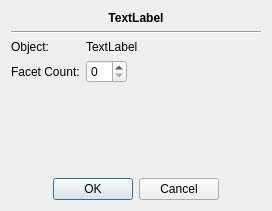
Qt form src/gui/dialogs/facet_object.ui (cppd/math) before a commit.
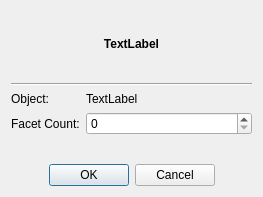
The same form after that commit.

Commit message: object dialogs

Diff of the .ui file:
```diff
--- a/src/gui/dialogs/facet_object.ui
+++ b/src/gui/dialogs/facet_object.ui
@@ -6,8 +6,8 @@
    <rect>
     <x>0</x>
     <y>0</y>
-    <width>272</width>
-    <height>211</height>
+    <width>263</width>
+    <height>197</height>
    </rect>
   </property>
   <property name="windowTitle">
@@ -18,7 +18,6 @@
     <widget class="QLabel" name="label_space">
      <property name="font">
       <font>
-       <weight>75</weight>
        <bold>true</bold>
       </font>
      </property>
@@ -38,8 +37,6 @@
     </widget>
    </item>
    <item>
-    <layout class="QHBoxLayout" name="horizontalLayout">
-     <item>
       <layout class="QFormLayout" name="formLayout">
        <item row="0" column="0">
         <widget class="QLabel" name="label_2">
@@ -66,54 +63,9 @@
         </widget>
        </item>
        <item row="1" column="1">
-        <layout class="QHBoxLayout" name="horizontalLayout_2">
-         <item>
           <widget class="QSpinBox" name="spinBox_facet_count"/>
          </item>
-         <item>
-          <spacer name="horizontalSpacer_2">
-           <property name="orientation">
-            <enum>Qt::Horizontal</enum>
-           </property>
-           <property name="sizeHint" stdset="0">
-            <size>
-             <width>40</width>
-             <height>20</height>
-            </size>
-           </property>
-          </spacer>
-         </item>
-        </layout>
-       </item>
-      </layout>
-     </item>
-     <item>
-      <spacer name="horizontalSpacer">
-       <property name="orientation">
-        <enum>Qt::Horizontal</enum>
-       </property>
-       <property name="sizeHint" stdset="0">
-        <size>
-         <width>40</width>
-         <height>20</height>
-        </size>
-       </property>
-      </spacer>
-     </item>
-    </layout>
-   </item>
-   <item>
-    <spacer name="verticalSpacer">
-     <property name="orientation">
-      <enum>Qt::Vertical</enum>
-     </property>
-     <property name="sizeHint" stdset="0">
-      <size>
-       <width>20</width>
-       <height>0</height>
-      </size>
-     </property>
-    </spacer>
+    </layout>
    </item>
    <item>
     <widget class="QDialogButtonBox" name="buttonBox">
```
Left out of the diff: 20 changed lines with no effect on the pictures. Lines whose indentation alone changed are shown as unchanged. The commit also changes 5 other files.
